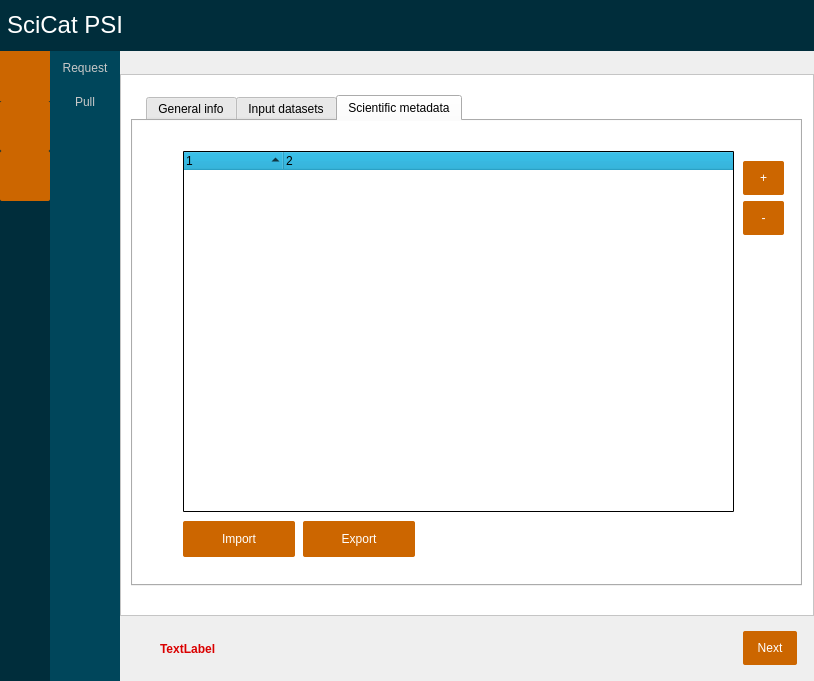
Above: PSIArchiver/dialog.ui from paulscherrerinstitute/scicat-qt before the change. Below: the same form after it.
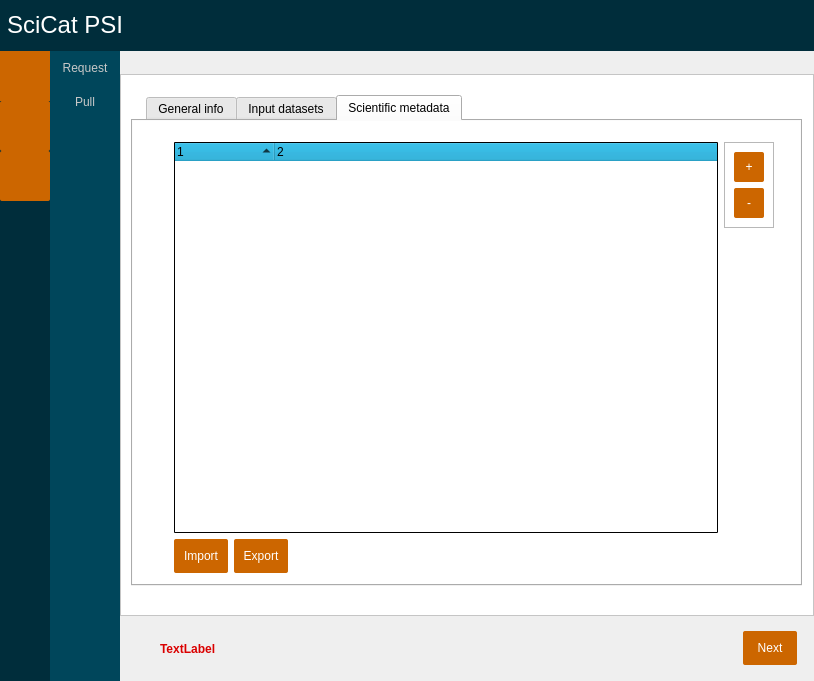
That is the form after the change. Icons and pictures are not drawn.

Commit message: bug fixes for layout in metadata

The edit to the form file:
```diff
--- a/PSIArchiver/dialog.ui
+++ b/PSIArchiver/dialog.ui
@@ -1492,106 +1492,177 @@
               <attribute name="title">
                <string>Scientific metadata</string>
               </attribute>
-              <widget class="QTreeWidget" name="treeWidget">
+              <widget class="QWidget" name="">
                <property name="geometry">
                 <rect>
-                 <x>50</x>
-                 <y>30</y>
-                 <width>551</width>
-                 <height>361</height>
+                 <x>41</x>
+                 <y>21</y>
+                 <width>600</width>
+                 <height>431</height>
                 </rect>
                </property>
-               <property name="styleSheet">
-                <string notr="true">QTreeWidget::item{ selection-background-color: rgb(0, 153, 200)}
+               <layout class="QHBoxLayout" name="horizontalLayout_11">
+                <item>
+                 <layout class="QVBoxLayout" name="verticalLayout_17">
+                  <item>
+                   <widget class="QTreeWidget" name="treeWidget">
+                    <property name="sizePolicy">
+                     <sizepolicy hsizetype="Expanding" vsizetype="Expanding">
+                      <horstretch>0</horstretch>
+                      <verstretch>0</verstretch>
+                     </sizepolicy>
+                    </property>
+                    <property name="minimumSize">
+                     <size>
+                      <width>516</width>
+                      <height>213</height>
+                     </size>
+                    </property>
+                    <property name="styleSheet">
+                     <string notr="true">QTreeWidget::item{ selection-background-color: rgb(0, 153, 200)}
 QTreeWidget:hover{color: rgb(255, 255, 255)}
 QTreeWidget{border-radius:1px;border-width:1px; border-color:rgb(0, 0, 0); border-style:solid}
 QHeaderView::section { background-color: rgba(0, 153, 200, 0.2)}</string>
-               </property>
-               <property name="dragDropMode">
-                <enum>QAbstractItemView::InternalMove</enum>
-               </property>
-               <property name="defaultDropAction">
-                <enum>Qt::IgnoreAction</enum>
-               </property>
-               <property name="alternatingRowColors">
-                <bool>true</bool>
-               </property>
-               <property name="sortingEnabled">
-                <bool>true</bool>
-               </property>
-               <property name="columnCount">
-                <number>2</number>
-               </property>
-               <column>
-                <property name="text">
-                 <string notr="true">1</string>
-                </property>
-               </column>
-               <column>
-                <property name="text">
-                 <string notr="true">2</string>
-                </property>
-               </column>
-              </widget>
-              <widget class="QToolButton" name="toolButtonPlus">
-               <property name="geometry">
-                <rect>
-                 <x>610</x>
-                 <y>40</y>
-                 <width>41</width>
-                 <height>34</height>
-                </rect>
-               </property>
-               <property name="styleSheet">
-                <string notr="true">QToolButton{background-color: rgb(204, 102, 0); color: rgb(255, 255, 255); border-radius:2px}
+                    </property>
+                    <property name="lineWidth">
+                     <number>0</number>
+                    </property>
+                    <property name="dragDropMode">
+                     <enum>QAbstractItemView::InternalMove</enum>
+                    </property>
+                    <property name="defaultDropAction">
+                     <enum>Qt::IgnoreAction</enum>
+                    </property>
+                    <property name="alternatingRowColors">
+                     <bool>true</bool>
+                    </property>
+                    <property name="sortingEnabled">
+                     <bool>true</bool>
+                    </property>
+                    <property name="columnCount">
+                     <number>2</number>
+                    </property>
+                    <column>
+                     <property name="text">
+                      <string notr="true">1</string>
+                     </property>
+                    </column>
+                    <column>
+                     <property name="text">
+                      <string notr="true">2</string>
+                     </property>
+                    </column>
+                   </widget>
+                  </item>
+                  <item>
+                   <layout class="QHBoxLayout" name="horizontalLayout_9">
+                    <property name="spacing">
+                     <number>6</number>
+                    </property>
+                    <item>
+                     <widget class="QPushButton" name="pushButtonImportMetadata">
+                      <property name="text">
+                       <string>Import</string>
+                      </property>
+                     </widget>
+                    </item>
+                    <item>
+                     <widget class="QPushButton" name="pushButtonExportMetadata">
+                      <property name="text">
+                       <string>Export</string>
+                      </property>
+                     </widget>
+                    </item>
+                    <item>
+                     <spacer name="horizontalSpacer_13">
+                      <property name="orientation">
+                       <enum>Qt::Horizontal</enum>
+                      </property>
+                      <property name="sizeHint" stdset="0">
+                       <size>
+                        <width>40</width>
+                        <height>20</height>
+                       </size>
+                      </property>
+                     </spacer>
+                    </item>
+                   </layout>
+                  </item>
+                 </layout>
+                </item>
+                <item>
+                 <layout class="QVBoxLayout" name="verticalLayout_19">
+                  <item>
+                   <widget class="QFrame" name="frame_3">
+                    <property name="frameShape">
+                     <enum>QFrame::StyledPanel</enum>
+                    </property>
+                    <property name="frameShadow">
+                     <enum>QFrame::Raised</enum>
+                    </property>
+                    <property name="lineWidth">
+                     <number>0</number>
+                    </property>
+                    <layout class="QVBoxLayout" name="verticalLayout_18">
+                     <item>
+                      <widget class="QToolButton" name="toolButtonPlus">
+                       <property name="sizePolicy">
+                        <sizepolicy hsizetype="Fixed" vsizetype="Fixed">
+                         <horstretch>0</horstretch>
+                         <verstretch>0</verstretch>
+                        </sizepolicy>
+                       </property>
+                       <property name="minimumSize">
+                        <size>
+                         <width>30</width>
+                         <height>30</height>
+                        </size>
+                       </property>
+                       <property name="styleSheet">
+                        <string notr="true">QToolButton{background-color: rgb(204, 102, 0); color: rgb(255, 255, 255); border-radius:2px}
 QToolButton:hover{background-color: rgb(244, 122, 0); color: rgb(255, 255, 255)}</string>
-               </property>
-               <property name="text">
-                <string>+</string>
-               </property>
-              </widget>
-              <widget class="QToolButton" name="toolButtonMinus">
-               <property name="geometry">
-                <rect>
-                 <x>610</x>
-                 <y>80</y>
-                 <width>41</width>
-                 <height>34</height>
-                </rect>
-               </property>
-               <property name="styleSheet">
-                <string notr="true">QToolButton{background-color: rgb(204, 102, 0); color: rgb(255, 255, 255); border-radius:2px}
+                       </property>
+                       <property name="text">
+                        <string>+</string>
+                       </property>
+                      </widget>
+                     </item>
+                     <item>
+                      <widget class="QToolButton" name="toolButtonMinus">
+                       <property name="minimumSize">
+                        <size>
+                         <width>30</width>
+                         <height>30</height>
+                        </size>
+                       </property>
+                       <property name="styleSheet">
+                        <string notr="true">QToolButton{background-color: rgb(204, 102, 0); color: rgb(255, 255, 255); border-radius:2px}
 QToolButton:hover{background-color: rgb(244, 122, 0); color: rgb(255, 255, 255)}</string>
-               </property>
-               <property name="text">
-                <string>-</string>
-               </property>
-              </widget>
-              <widget class="QPushButton" name="pushButtonImportMetadata">
-               <property name="geometry">
-                <rect>
-                 <x>50</x>
-                 <y>400</y>
-                 <width>112</width>
-                 <height>36</height>
-                </rect>
-               </property>
-               <property name="text">
-                <string>Import</string>
-               </property>
-              </widget>
-              <widget class="QPushButton" name="pushButtonExportMetadata">
-               <property name="geometry">
-                <rect>
-                 <x>170</x>
-                 <y>400</y>
-                 <width>112</width>
-                 <height>36</height>
-                </rect>
-               </property>
-               <property name="text">
-                <string>Export</string>
-               </property>
+                       </property>
+                       <property name="text">
+                        <string>-</string>
+                       </property>
+                      </widget>
+                     </item>
+                    </layout>
+                   </widget>
+                  </item>
+                  <item>
+                   <spacer name="verticalSpacer_15">
+                    <property name="orientation">
+                     <enum>Qt::Vertical</enum>
+                    </property>
+                    <property name="sizeHint" stdset="0">
+                     <size>
+                      <width>20</width>
+                      <height>40</height>
+                     </size>
+                    </property>
+                   </spacer>
+                  </item>
+                 </layout>
+                </item>
+               </layout>
               </widget>
              </widget>
             </widget>
```
Left out of the diff: 103 changed lines with no effect on the pictures. The commit also changes 1 other file.
